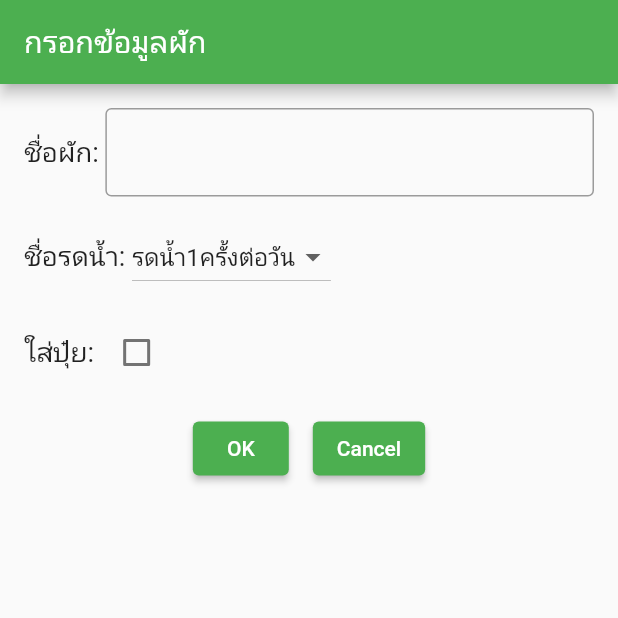
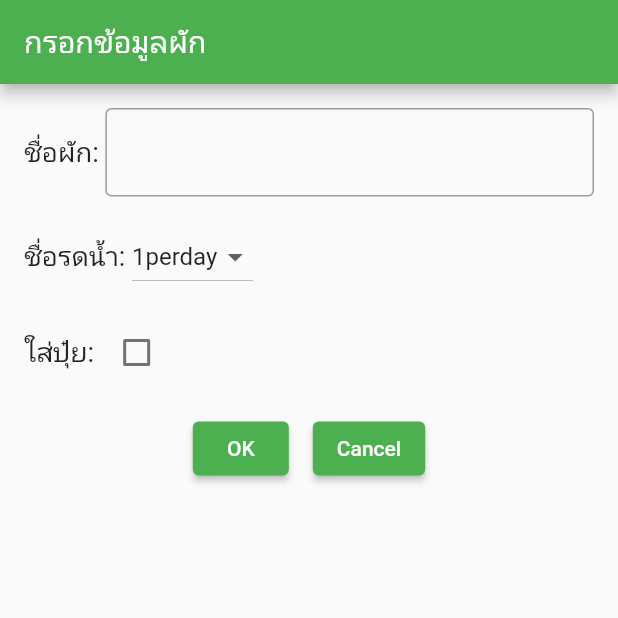
Before and after one commit to Supphasan/Moblie_project, a Flutter app: the screen it shows after launch, after a tap on the "add" icon, after a tap on "OK", on a phone screen of 412 x 824 dp, the top half of it. Run offline on Flutter 3.47's test engine with Material 2 defaults, Android fonts, the phone set to English and light mode, and no system bars; network calls fail.

Commit message:
first commit

```diff
--- a/lib/add.dart
+++ b/lib/add.dart
@@ -1,5 +1,4 @@
 import 'dart:convert';
-
 import 'package:flutter/material.dart';
 import 'package:flutter_application_projecct/lobby.dart';
 import 'package:http/http.dart' as http;
@@ -21,12 +20,12 @@ class TextEntryPage extends StatefulWidget {
 }
 
 class _TextEntryPageState extends State<TextEntryPage> {
-  String selectedDropdownValue = 'รดน้ำ1ครั้งต่อวัน';
+  String selectedDropdownValue = '1perday';
   TextEditingController textEditingController = TextEditingController();
   bool useFertilizer = false; // สถานะของช่องใส่ปุ๋ย
 
   // เพิ่ม URL ของเซิร์ฟเวอร์ที่คุณต้องการส่งข้อมูลไป
-  final String serverUrl = 'http://localhost/sever/connect.php';
+  final String serverUrl = 'http://172.21.244.137/sever/insertvega.php'; // แก้ไข URL ตามเซิร์ฟเวอร์ของคุณ
 
   // เมื่อกดปุ่ม "OK"
   void sendDataToServer() async {
@@ -34,10 +33,11 @@ class _TextEntryPageState extends State<TextEntryPage> {
     String fertilizerStatus = useFertilizer ? 'ใส่ปุ๋ย' : 'ไม่ใส่ปุ๋ย';
 
     // สร้างข้อมูล JSON ที่จะส่งไปยังเซิร์ฟเวอร์
-    Map<String, dynamic> data = {
-      'name': vegetableName,
-      'description': selectedDropdownValue + ', ' + fertilizerStatus,
-    };
+      Map<String, dynamic> data = {
+        'vegename': vegetableName,
+        'description': selectedDropdownValue + ', ' + fertilizerStatus,
+      };
+
 
     // ส่งข้อมูลไปยังเซิร์ฟเวอร์โดยใช้ HTTP POST
     try {
@@ -82,7 +82,7 @@ class _TextEntryPageState extends State<TextEntryPage> {
 
         // รีเซ็ตสถานะ
         setState(() {
-          selectedDropdownValue = 'รดน้ำ1ครั้งต่อวัน';
+          selectedDropdownValue = '1perday';
           useFertilizer = false;
         });
 
@@ -155,9 +155,9 @@ class _TextEntryPageState extends State<TextEntryPage> {
                     });
                   },
                   items: <String>[
-                    'รดน้ำ1ครั้งต่อวัน',
-                    'รดน้ำ2ครั้งต่อวัน',
-                    'รดน้ำ3ครั้งต่อวัน',
+                    '1perday',
+                    '2perday',
+                    '3perday',
                   ].map<DropdownMenuItem<String>>((String value) {
                     return DropdownMenuItem<String>(
                       value: value,
@@ -199,7 +199,7 @@ class _TextEntryPageState extends State<TextEntryPage> {
                   onPressed: () {
                     textEditingController.clear();
                     setState(() {
-                      selectedDropdownValue = 'รดน้ำ1ครั้งต่อวัน';
+                      selectedDropdownValue = '1perday';
                       useFertilizer = false;
                     });
                     Navigator.of(context).push(
--- a/lib/lobby.dart
+++ b/lib/lobby.dart
@@ -25,18 +25,25 @@ class LobbyPage extends StatefulWidget {
 }
 
 class _LobbyPageState extends State<LobbyPage> {
-  Future<List<Map<String, dynamic>>> fetchDataFromServer() async {
-    final String serverUrl = 'http://172.20.10.5/server/connect.php';
+Future<List<Map<String, dynamic>>> fetchDataFromServer() async {
+  final String serverUrl = 'http://172.21.244.137/server/connect.php';
 
+  try {
     final response = await http.get(Uri.parse(serverUrl));
-
     if (response.statusCode == 200) {
       final List<dynamic> jsonData = json.decode(response.body);
       return jsonData.cast<Map<String, dynamic>>();
     } else {
-      throw Exception('ไม่สามารถดึงข้อมูลได้');
+      throw Exception('ไม่สามารถดึงข้อมูลได้: ${response.statusCode}');
     }
+  } catch (error) {
+    print('เกิดข้อผิดพลาดในการเชื่อมต่อ: $error');
+    // คุณอาจต้องการคืนข้อมูลว่างหรืออื่น ๆ ที่เหมาะสมในกรณีที่เกิดข้อผิดพลาด
+    return <Map<String, dynamic>>[];
   }
+}
+
+
 
   @override
   Widget build(BuildContext context) {
@@ -110,7 +117,7 @@ class _LobbyPageState extends State<LobbyPage> {
               ),
               InkWell(
                 onTap: () {
-                  // ทำอะไรก็ตามเมื่อเมนู 2 ถูกคลิก
+
                 },
                 child: ListTile(
                   title: Text('ปิดการแจ้งเตือน'),
--- a/pubspec.yaml
+++ b/pubspec.yaml
@@ -61,8 +61,8 @@ flutter:
   uses-material-design: true
 
   # To add assets to your application, add an assets section, like this:
-  # assets:
-  #   - images/a_dot_burr.jpeg
+  assets:
+    - assets/images/
   #   - images/a_dot_ham.jpeg
 
   # An image asset can refer to one or more resolution-specific "variants", see
```
